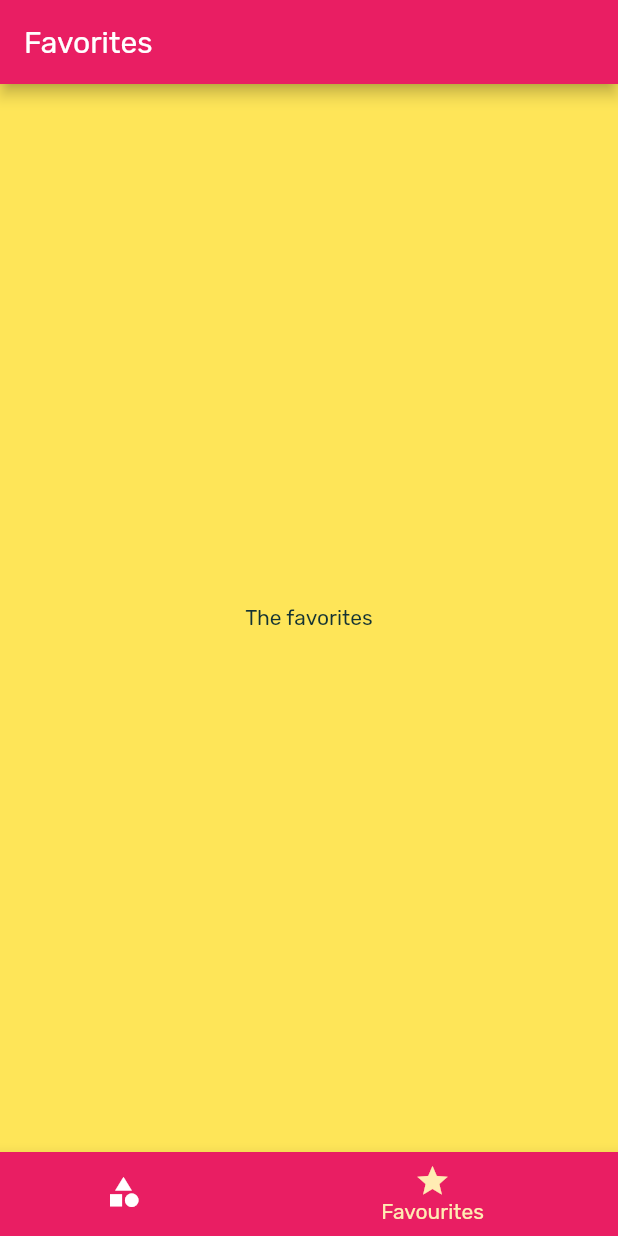
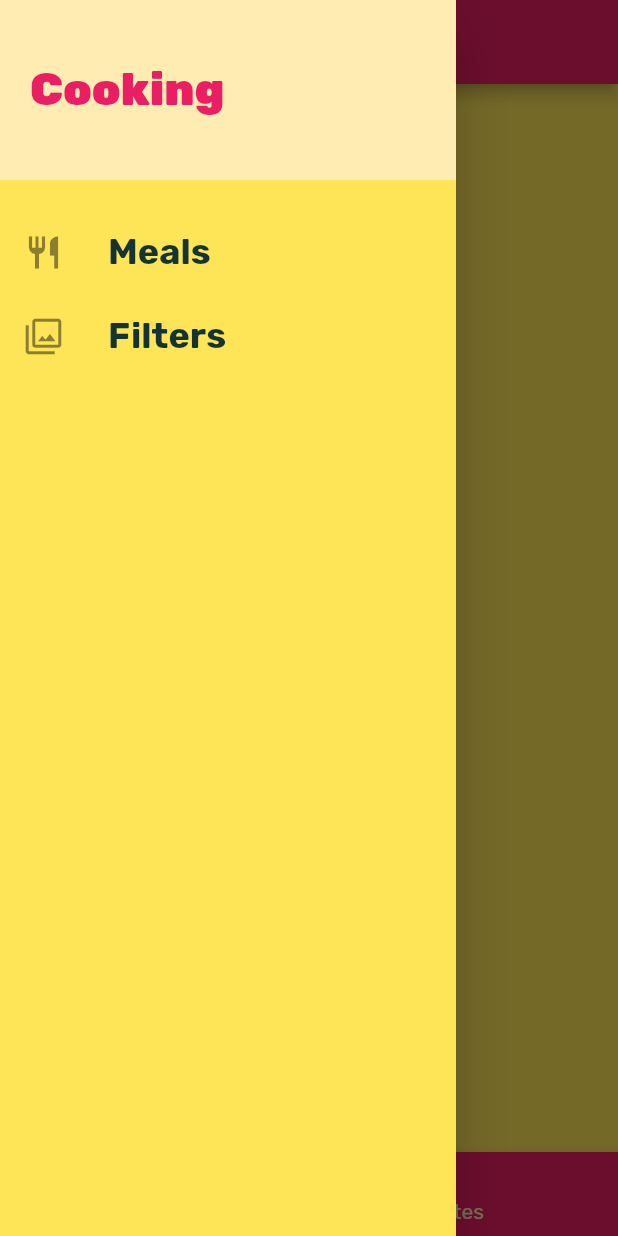
Before and after one commit to SangVang95/Project_Flutter, a Flutter app: the screen it shows after launch, item 2 of the bottom bar chosen, with the side drawer open (before the commit the screen has no drawer), on a phone screen of 412 x 824 dp. Run offline on Flutter 3.47's test engine with Material 2 defaults, Android fonts, the phone set to English and light mode, and no system bars; our stand-ins replace equatable, flutter_bloc, sqflite; missing offline and left inert: dart:ffi; accounts and stored records are empty.

Commit message:
Finish meal_app

```diff
--- a/meal_app/lib/main.dart
+++ b/meal_app/lib/main.dart
@@ -1,15 +1,75 @@
 import 'package:flutter/material.dart';
+import 'package:meal_app/model/dummy_data.dart';
+import 'package:meal_app/model/meal.dart';
 import 'package:meal_app/screens/categories_screen.dart';
 import 'package:meal_app/screens/category_detail_screen.dart';
 import 'package:meal_app/screens/category_meals_screen.dart';
+import 'package:meal_app/screens/filters_screens.dart';
 import 'package:meal_app/screens/tabs_screen.dart';
 
 void main() {
   runApp(MyApp());
 }
 
-class MyApp extends StatelessWidget {
+
+
+
+
+class MyApp extends StatefulWidget {
+  @override
+  State<StatefulWidget> createState() {
+    return _MyApp();
+  }
+
+}
+
+
+class _MyApp extends State<MyApp> {
   // This widget is the root of your application.
+
+  Map<String, bool> _filters = {
+    "gluten": false,
+    "lactose": false
+  };
+
+  void _setFilters(Map<String, bool> filterData) {
+    setState(() {
+      _filters = filterData;
+
+      _availableMeals = DUMMY_MEALS.where((meal) {
+       if (_filters["gluten"] && !meal.isGlutenFree) {
+          return false;
+       } else if (_filters["lactose"] && !meal.isLactoseFree) {
+         return false;
+       } else {
+         return true;
+       }
+      }).toList();
+    });
+  }
+
+  List<Meal> _availableMeals = DUMMY_MEALS;
+  List<Meal> _favoritesMeal = [];
+
+
+  void toggleFavorites(String mealId) {
+    final existingIndex = _favoritesMeal.indexWhere((meal) => meal.id == mealId);
+    if (existingIndex >= 0) {
+      setState(() {
+        _favoritesMeal.removeAt(existingIndex);
+      });
+    } else {
+      setState(() {
+        _favoritesMeal.add(DUMMY_MEALS.firstWhere((meal) => meal.id
+         == mealId));
+      });
+    }
+  }
+
+  bool _isMealFavorites(String id) {
+    return _favoritesMeal.any((meal) => meal.id == id);
+  }
+
   @override
   Widget build(BuildContext context) {
     return MaterialApp(
@@ -31,9 +91,10 @@ class MyApp extends StatelessWidget {
       ),
       // home: CategoriesScreen(),
       routes: {
-        "/": (context) => TabsScreen(),
-        CategoryMealsScreen.routeName: (context) => CategoryMealsScreen(),
-        CategoryDetailScreen.routeName: (context) => CategoryDetailScreen()
+        "/": (context) => TabsScreen(_favoritesMeal),
+        CategoryMealsScreen.routeName: (context) => CategoryMealsScreen(availableMeal: _availableMeals,),
+        CategoryDetailScreen.routeName: (context) => CategoryDetailScreen(toggleFavorites, _isMealFavorites),
+        FiltersScreen.routeName: (context) => FiltersScreen(currentFilters: _filters,saveFilters: _setFilters,)
       },
       // onGenerateRoute: (settings) {
       //   return MaterialPageRoute(builder: (context) => CategoriesScreen());
--- a/meal_app/lib/model/meal.dart
+++ b/meal_app/lib/model/meal.dart
@@ -26,6 +26,7 @@ class Meal {
   final bool isLactoseFree;
   final bool isVegan;
   final bool isVegetarian;
+  final bool isFavorites;
 
   const Meal({
     @required this.id,
@@ -41,5 +42,6 @@ class Meal {
     @required this.isLactoseFree,
     @required this.isVegan,
     @required this.isVegetarian,
+    @required this.isFavorites
   });
 }
--- a/meal_app/lib/screens/favorites_screen.dart
+++ b/meal_app/lib/screens/favorites_screen.dart
@@ -1,10 +1,38 @@
 import 'package:flutter/material.dart';
+import 'package:meal_app/model/meal.dart';
+import 'package:meal_app/widgets/meal_item.dart';
 
-class FavoriteScreen extends StatelessWidget {
+
+class FavoritesScreens extends StatelessWidget {
+
+  final List<Meal> favoritesMeal;
+
+  FavoritesScreens(this.favoritesMeal);
+
   @override
   Widget build(BuildContext context) {
-    return Center(
-      child: Text("The favorites"),
-    );
+    if (favoritesMeal.isEmpty) {
+      return Scaffold(
+        body: Center(
+          child:
+          Text("Favorites"),),
+      );
+    } else {
+      return ListView.builder(
+        itemBuilder: (ctx, index) {
+          return MealItem(
+            id: favoritesMeal[index].id,
+            title: favoritesMeal[index].title,
+            imgUrl: favoritesMeal[index].imageUrl,
+            duration: favoritesMeal[index].duration,
+            affordability: favoritesMeal[index].affordability,
+            complexity: favoritesMeal[index].complexity,
+          );
+        },
+        itemCount: favoritesMeal.length,
+      );
+    }
+
+
   }
 }
--- a/meal_app/lib/screens/tabs_screen.dart
+++ b/meal_app/lib/screens/tabs_screen.dart
@@ -1,19 +1,21 @@
 import 'package:flutter/cupertino.dart';
 import 'package:flutter/material.dart';
+import 'package:meal_app/model/meal.dart';
 import 'package:meal_app/screens/categories_screen.dart';
 import 'package:meal_app/screens/favorites_screen.dart';
+import 'package:meal_app/widgets/main_drawer.dart';
 
 class TabsScreen extends StatefulWidget {
+
+  final List<Meal> _favoritesMeal;
+  TabsScreen(this._favoritesMeal);
   @override
   _TabsScreenState createState() => _TabsScreenState();
 }
 
 class _TabsScreenState extends State<TabsScreen> {
 
-  final List<Map<String, Object>> _pages = [
-    {"page": CategoriesScreen(), "title": "Categories"},
-    {"page": FavoriteScreen(), "title": "Favorites"}
-  ];
+  List<Map<String, Object>> _pages;
 
   int _selectedPageIndex = 0;
 
@@ -24,11 +26,21 @@ class _TabsScreenState extends State<TabsScreen> {
   }
 
   @override
+  void initState() {
+    _pages = [
+      {"page": CategoriesScreen(), "title": "Categories"},
+      {"page": FavoritesScreens(widget._favoritesMeal), "title": "Favorites"}
+    ];
+    super.initState();
+  }
+
+  @override
   Widget build(BuildContext context) {
     return Scaffold(
       appBar: AppBar(
         title: Text(_pages[_selectedPageIndex]["title"]),
       ),
+      drawer: MainDrawer(),
       body: _pages[_selectedPageIndex]["page"],
       bottomNavigationBar: BottomNavigationBar(
         type: BottomNavigationBarType.shifting,
--- /dev/null
+++ b/meal_app/lib/widgets/main_drawer.dart
@@ -0,0 +1,49 @@
+import 'package:flutter/cupertino.dart';
+import 'package:flutter/material.dart';
+import 'package:meal_app/screens/filters_screens.dart';
+
+
+
+class MainDrawer extends StatelessWidget {
+
+  Widget _buildLisTitle(String title, IconData icons, Function completion) {
+    return ListTile(
+      leading: Icon(icons, size: 26,),
+      title: Text(title, style: TextStyle(
+        fontFamily: "Rubik",
+        fontSize: 24,
+        fontWeight: FontWeight.bold,
+      ),),
+      onTap: completion,
+    );
+  }
+
+  @override
+  Widget build(BuildContext context) {
+    return Drawer(
+      child: Column(
+        children: [
+          Container(
+            height: 120,
+            width: double.infinity,
+            padding: EdgeInsets.all(20),
+            alignment: Alignment.centerLeft,
+            color: Theme.of(context).accentColor,
+            child: Text("Cooking", style: TextStyle(
+              fontWeight: FontWeight.w900,
+              fontSize: 30,
+              color: Theme.of(context).primaryColor
+            ),),
+          ),
+          SizedBox(height: 20,),
+          _buildLisTitle("Meals", Icons.restaurant, () {
+            Navigator.of(context).pushReplacementNamed("/");
+          }),
+          _buildLisTitle("Filters", Icons.filter, () {
+            Navigator.of(context).pushReplacementNamed(FiltersScreen.routeName);
+          })
+        ],
+      ),
+    );
+  }
+}
```
Also changed, not shown: meal_app/lib/screens/category_detail_screen.dart (+26 -10 lines), meal_app/lib/screens/category_meals_screen.dart (+47 -18 lines), meal_app/lib/screens/filters_screens.dart (added, +82 -0 lines), meal_app/lib/widgets/meal_item.dart (+8 -2 lines), 1 other file.
